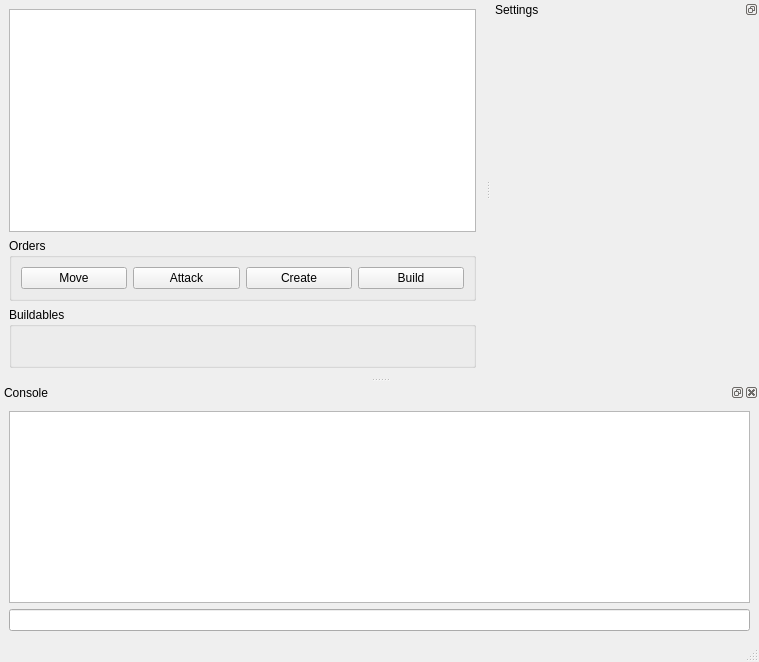
The window that kiai/mainWindow.ui (PembrokeNS/sakusen) describes before a commit, drawn with Qt 5.
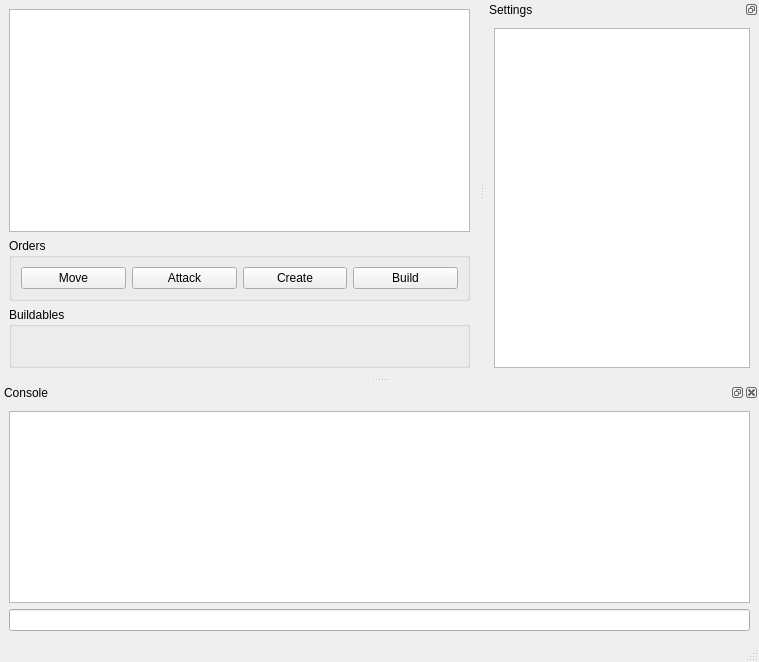
The same window after the commit. Custom widgets are drawn as their Qt base class.

Commit message:
Fold the settings tree into the main window.
This physically happened a long time ago, but the files remained separate.
However, there's really no need for them to do so.

The edit to the form file:
```diff
--- a/kiai/mainWindow.ui
+++ b/kiai/mainWindow.ui
@@ -122,19 +122,9 @@
     <number>2</number>
    </attribute>
    <widget class="QWidget" name="dockWidgetContents">
-    <layout class="QHBoxLayout" name="horizontalLayout_3">
+    <layout class="QVBoxLayout" name="verticalLayout_3">
      <item>
-      <spacer name="horizontalSpacer">
-       <property name="orientation">
-        <enum>Qt::Horizontal</enum>
-       </property>
-       <property name="sizeHint" stdset="0">
-        <size>
-         <width>250</width>
-         <height>20</height>
-        </size>
-       </property>
-      </spacer>
+      <widget class="QTreeView" name="settingsTree"/>
      </item>
     </layout>
    </widget>
```
The commit also changes 4 other files.
